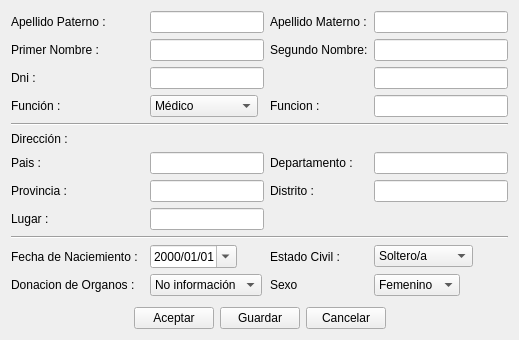
Before: the Qt Designer form newpersonal_personal_ui.ui in rodety/Clinica, drawn with Qt 5.
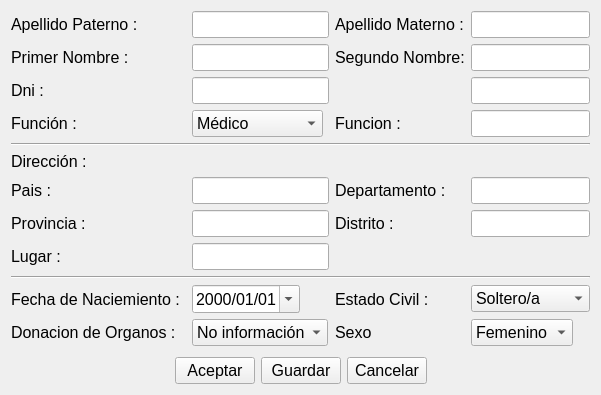
After: the same form once the commit is applied. Icons and pictures are not drawn.

```diff
--- a/newpersonal_personal_ui.ui
+++ b/newpersonal_personal_ui.ui
@@ -22,56 +22,116 @@
     <layout class="QGridLayout" name="gridLayout_2">
      <item row="0" column="0" colspan="2">
       <widget class="QLabel" name="label_2">
+       <property name="font">
+        <font>
+         <pointsize>12</pointsize>
+        </font>
+       </property>
        <property name="text">
         <string>Apellido Paterno :</string>
        </property>
       </widget>
      </item>
      <item row="0" column="2" colspan="2">
-      <widget class="QLineEdit" name="lineEdit_FatherName"/>
+      <widget class="QLineEdit" name="lineEdit_FatherName">
+       <property name="font">
+        <font>
+         <pointsize>12</pointsize>
+        </font>
+       </property>
+      </widget>
      </item>
      <item row="0" column="4">
       <widget class="QLabel" name="label_3">
+       <property name="font">
+        <font>
+         <pointsize>12</pointsize>
+        </font>
+       </property>
        <property name="text">
         <string>Apellido Materno :</string>
        </property>
       </widget>
      </item>
      <item row="0" column="5">
-      <widget class="QLineEdit" name="lineEdit_MotherName"/>
+      <widget class="QLineEdit" name="lineEdit_MotherName">
+       <property name="font">
+        <font>
+         <pointsize>12</pointsize>
+        </font>
+       </property>
+      </widget>
      </item>
      <item row="1" column="0" colspan="2">
       <widget class="QLabel" name="label_5">
+       <property name="font">
+        <font>
+         <pointsize>12</pointsize>
+        </font>
+       </property>
        <property name="text">
         <string>Primer Nombre :</string>
        </property>
       </widget>
      </item>
      <item row="1" column="2" colspan="2">
-      <widget class="QLineEdit" name="lineEdit_FirstName"/>
+      <widget class="QLineEdit" name="lineEdit_FirstName">
+       <property name="font">
+        <font>
+         <pointsize>12</pointsize>
+        </font>
+       </property>
+      </widget>
      </item>
      <item row="1" column="4">
       <widget class="QLabel" name="label_6">
+       <property name="font">
+        <font>
+         <pointsize>12</pointsize>
+        </font>
+       </property>
        <property name="text">
         <string>Segundo Nombre:</string>
        </property>
       </widget>
      </item>
      <item row="1" column="5">
-      <widget class="QLineEdit" name="lineEdit_SecondName"/>
+      <widget class="QLineEdit" name="lineEdit_SecondName">
+       <property name="font">
+        <font>
+         <pointsize>12</pointsize>
+        </font>
+       </property>
+      </widget>
      </item>
      <item row="2" column="0">
       <widget class="QLabel" name="label_7">
+       <property name="font">
+        <font>
+         <pointsize>12</pointsize>
+        </font>
+       </property>
        <property name="text">
         <string>Dni :</string>
        </property>
       </widget>
      </item>
      <item row="2" column="2" colspan="2">
-      <widget class="QLineEdit" name="lineEdit_Dni"/>
+      <widget class="QLineEdit" name="lineEdit_Dni">
+       <property name="font">
+        <font>
+         <pointsize>12</pointsize>
+        </font>
+       </property>
+      </widget>
      </item>
      <item row="3" column="0" colspan="2">
       <widget class="QLabel" name="label_10">
+       <property name="font">
+        <font>
+         <pointsize>12</pointsize>
+        </font>
+       </property>
        <property name="text">
         <string>Función :</string>
        </property>
@@ -79,16 +139,32 @@
      </item>
      <item row="3" column="4">
       <widget class="QLabel" name="label_funcion">
+       <property name="font">
+        <font>
+         <pointsize>12</pointsize>
+        </font>
+       </property>
        <property name="text">
         <string>Funcion :</string>
        </property>
       </widget>
      </item>
      <item row="3" column="5">
-      <widget class="QLineEdit" name="lineEdit_funcion"/>
+      <widget class="QLineEdit" name="lineEdit_funcion">
+       <property name="font">
+        <font>
+         <pointsize>12</pointsize>
+        </font>
+       </property>
+      </widget>
      </item>
      <item row="4" column="0" colspan="6">
       <widget class="Line" name="line_2">
+       <property name="font">
+        <font>
+         <pointsize>12</pointsize>
+        </font>
+       </property>
        <property name="orientation">
         <enum>Qt::Horizontal</enum>
        </property>
@@ -96,6 +172,11 @@
      </item>
      <item row="5" column="0" colspan="2">
       <widget class="QLabel" name="label_15">
+       <property name="font">
+        <font>
+         <pointsize>12</pointsize>
+        </font>
+       </property>
        <property name="text">
         <string>Dirección :</string>
        </property>
@@ -103,6 +184,11 @@
      </item>
      <item row="6" column="0" colspan="2">
       <widget class="QLabel" name="label">
+       <property name="font">
+        <font>
+         <pointsize>12</pointsize>
+        </font>
+       </property>
        <property name="text">
         <string>Pais :</string>
        </property>
@@ -110,6 +196,11 @@
      </item>
      <item row="6" column="2" colspan="2">
       <widget class="QLineEdit" name="lineEdit_Country">
+       <property name="font">
+        <font>
+         <pointsize>12</pointsize>
+        </font>
+       </property>
        <property name="text">
         <string/>
        </property>
@@ -117,46 +208,95 @@
      </item>
      <item row="6" column="4">
       <widget class="QLabel" name="label_4">
+       <property name="font">
+        <font>
+         <pointsize>12</pointsize>
+        </font>
+       </property>
        <property name="text">
         <string>Departamento :</string>
        </property>
       </widget>
      </item>
      <item row="6" column="5">
-      <widget class="QLineEdit" name="lineEdit_Departamento"/>
+      <widget class="QLineEdit" name="lineEdit_Departamento">
+       <property name="font">
+        <font>
+         <pointsize>12</pointsize>
+        </font>
+       </property>
+      </widget>
      </item>
      <item row="7" column="0" colspan="2">
       <widget class="QLabel" name="label_9">
+       <property name="font">
+        <font>
+         <pointsize>12</pointsize>
+        </font>
+       </property>
        <property name="text">
         <string>Provincia :</string>
        </property>
       </widget>
      </item>
      <item row="7" column="2" colspan="2">
-      <widget class="QLineEdit" name="lineEdit_Provincia"/>
+      <widget class="QLineEdit" name="lineEdit_Provincia">
+       <property name="font">
+        <font>
+         <pointsize>12</pointsize>
+        </font>
+       </property>
+      </widget>
      </item>
      <item row="7" column="4">
       <widget class="QLabel" name="label_25">
+       <property name="font">
+        <font>
+         <pointsize>12</pointsize>
+        </font>
+       </property>
        <property name="text">
         <string>Distrito :</string>
        </property>
       </widget>
      </item>
      <item row="7" column="5">
-      <widget class="QLineEdit" name="lineEdit_Distrito"/>
+      <widget class="QLineEdit" name="lineEdit_Distrito">
+       <property name="font">
+        <font>
+         <pointsize>12</pointsize>
+        </font>
+       </property>
+      </widget>
      </item>
      <item row="8" column="0" colspan="2">
       <widget class="QLabel" name="label_24">
+       <property name="font">
+        <font>
+         <pointsize>12</pointsize>
+        </font>
+       </property>
        <property name="text">
         <string>Lugar :</string>
        </property>
       </widget>
      </item>
      <item row="8" column="2" colspan="2">
-      <widget class="QLineEdit" name="lineEdit_Lugar"/>
+      <widget class="QLineEdit" name="lineEdit_Lugar">
+       <property name="font">
+        <font>
+         <pointsize>12</pointsize>
+        </font>
+       </property>
+      </widget>
      </item>
      <item row="9" column="0" colspan="6">
       <widget class="Line" name="line_3">
+       <property name="font">
+        <font>
+         <pointsize>12</pointsize>
+        </font>
+       </property>
        <property name="orientation">
         <enum>Qt::Horizontal</enum>
        </property>
@@ -164,6 +304,11 @@
      </item>
      <item row="10" column="4">
       <widget class="QLabel" name="label_21">
+       <property name="font">
+        <font>
+         <pointsize>12</pointsize>
+        </font>
+       </property>
        <property name="text">
         <string>Estado Civil :</string>
        </property>
@@ -177,6 +322,11 @@
          <verstretch>0</verstretch>
         </sizepolicy>
        </property>
+       <property name="font">
+        <font>
+         <pointsize>12</pointsize>
+        </font>
+       </property>
        <item>
         <property name="text">
          <string>Soltero/a</string>
@@ -201,6 +351,11 @@
      </item>
      <item row="11" column="4">
       <widget class="QLabel" name="label_22">
+       <property name="font">
+        <font>
+         <pointsize>12</pointsize>
+        </font>
+       </property>
        <property name="text">
         <string>Sexo</string>
        </property>
@@ -214,6 +369,11 @@
          <verstretch>0</verstretch>
         </sizepolicy>
        </property>
+       <property name="font">
+        <font>
+         <pointsize>12</pointsize>
+        </font>
+       </property>
        <item>
         <property name="text">
          <string>Femenino</string>
@@ -228,6 +388,11 @@
      </item>
      <item row="10" column="0">
       <widget class="QLabel" name="label_20">
+       <property name="font">
+        <font>
+         <pointsize>12</pointsize>
+        </font>
+       </property>
        <property name="text">
         <string>Fecha de Naciemiento :</string>
        </property>
@@ -235,6 +400,11 @@
      </item>
      <item row="11" column="0">
       <widget class="QLabel" name="label_11">
+       <property name="font">
+        <font>
+         <pointsize>12</pointsize>
+        </font>
+       </property>
        <property name="text">
         <string>Donacion de Organos :</string>
        </property>
@@ -248,6 +418,11 @@
          <verstretch>0</verstretch>
         </sizepolicy>
        </property>
+       <property name="font">
+        <font>
+         <pointsize>12</pointsize>
+        </font>
+       </property>
        <property name="currentSection">
         <enum>QDateTimeEdit::YearSection</enum>
        </property>
@@ -267,6 +442,11 @@
          <verstretch>0</verstretch>
         </sizepolicy>
        </property>
+       <property name="font">
+        <font>
+         <pointsize>12</pointsize>
+        </font>
+       </property>
        <item>
         <property name="text">
          <string>No información</string>
@@ -292,6 +472,11 @@
          <verstretch>0</verstretch>
         </sizepolicy>
        </property>
+       <property name="font">
+        <font>
+         <pointsize>12</pointsize>
+        </font>
+       </property>
        <item>
         <property name="text">
          <string>Médico</string>
@@ -315,12 +500,23 @@
       </widget>
      </item>
      <item row="2" column="5">
-      <widget class="QLineEdit" name="lineEdit_dni_to_insert"/>
+      <widget class="QLineEdit" name="lineEdit_dni_to_insert">
+       <property name="font">
+        <font>
+         <pointsize>12</pointsize>
+        </font>
+       </property>
+      </widget>
      </item>
     </layout>
    </item>
    <item row="1" column="0">
     <spacer name="verticalSpacer">
+     <property name="font">
+      <font>
+       <pointsize>12</pointsize>
+      </font>
+     </property>
      <property name="orientation">
       <enum>Qt::Vertical</enum>
      </property>
@@ -339,6 +535,11 @@
     <layout class="QGridLayout" name="gridLayout">
      <item row="0" column="0">
       <spacer name="horizontalSpacer">
+       <property name="font">
+        <font>
+         <pointsize>12</pointsize>
+        </font>
+       </property>
        <property name="orientation">
         <enum>Qt::Horizontal</enum>
        </property>
@@ -352,6 +553,11 @@
      </item>
      <item row="0" column="1">
       <widget class="QPushButton" name="pushButton_Acept">
+       <property name="font">
+        <font>
+         <pointsize>12</pointsize>
+        </font>
+       </property>
        <property name="text">
         <string>Aceptar</string>
        </property>
@@ -359,6 +565,11 @@
      </item>
      <item row="0" column="2">
       <widget class="QPushButton" name="pushButton_Save">
+       <property name="font">
+        <font>
+         <pointsize>12</pointsize>
+        </font>
+       </property>
        <property name="text">
         <string>Guardar</string>
        </property>
@@ -366,6 +577,11 @@
      </item>
      <item row="0" column="3">
       <widget class="QPushButton" name="pushButton_Cancel">
+       <property name="font">
+        <font>
+         <pointsize>12</pointsize>
+        </font>
+       </property>
        <property name="text">
         <string>Cancelar</string>
        </property>
```
